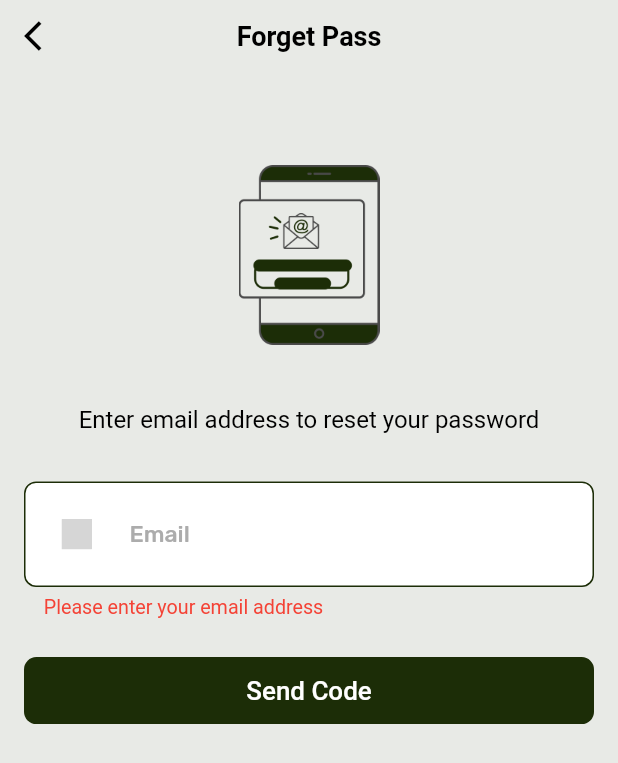
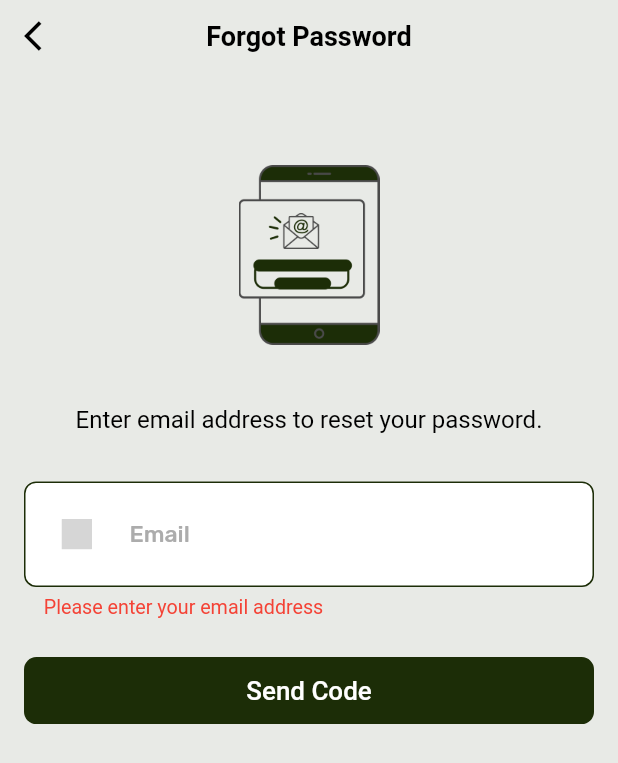
Before and after one commit to jahidulislam-hello/aljoscoIvanov, a Flutter app: the ForgotPasswordScreen screen opened directly, after a tap on "Send Code", on a phone screen of 412 x 824 dp. Shown: the top 763 px of the screen. Run offline on Flutter 3.47's test engine with Material 3 defaults, Android fonts, the phone set to English and light mode, and no system bars; our stand-ins replace confetti, flutter_screenutil, flutter_svg, get, google_fonts, image_picker and 4 more; accounts and stored records are empty; network calls fail; project files that could hold a hidden picture were left out; grey boxes are pictures that could not be loaded.

Commit message:
feat: add localization to auth screens and navbar

```diff
--- a/lib/core/navbar/navbar/navbar_screen.dart
+++ b/lib/core/navbar/navbar/navbar_screen.dart
@@ -6,6 +6,7 @@ import 'package:freshbite/features/meal_planner/meal_planner_new/meal_planner_al
 import 'package:freshbite/features/profile/profile/profile_screen/profile_screen.dart';
 import 'package:freshbite/features/recepies/recipes_search/recipes_search_screen/recipes_search_screen.dart';
 import 'package:freshbite/features/shopping_list/shopping/shopping_screen/shopping_screen.dart';
+import 'package:freshbite/localization/localization/localization_controller.dart';
 import 'package:get/get.dart';
 
 
@@ -45,35 +46,40 @@ class _BottomNavbarState extends State<BottomNavbar> {
           borderRadius: BorderRadius.circular(20),
           color: Colors.white,
         ),
-        child: Row(
+        child: GetBuilder<LocalizationController>(
+          builder: (localizationController) {
+            final isGerman = localizationController.locale.languageCode == 'de';
+            return Row(
               mainAxisAlignment: MainAxisAlignment.spaceEvenly,
               children: [
                 _buildNavItem(
-              activeImage: "assets/navbar/Home=v2.png",
-              passiveImage: "assets/navbar/Home=v1.png",
+                  activeImage: isGerman ? "assets/navbar/Home-gr-v1.png" : "assets/navbar/Home=v2.png",
+                  passiveImage: isGerman ? "assets/navbar/Home-gr-v2.png" : "assets/navbar/Home=v1.png",
                   index: 0,
                 ),
                 _buildNavItem(
-              activeImage: "assets/navbar/Grocery=v2.png",
-              passiveImage: "assets/navbar/Grocery=v1.png",
+                  activeImage: isGerman ? "assets/navbar/Grocery-gr-v1.png" : "assets/navbar/Grocery=v2.png",
+                  passiveImage: isGerman ? "assets/navbar/Grocery-gr-v2.png" : "assets/navbar/Grocery=v1.png",
                   index: 1,
                 ),
                 _buildNavItem(
-              activeImage: "assets/navbar/Plan=V2.png",
-              passiveImage: "assets/navbar/Plan=V1.png",
+                  activeImage: isGerman ? "assets/navbar/Plan-gr-v1.png" : "assets/navbar/Plan=V2.png",
+                  passiveImage: isGerman ? "assets/navbar/Plan-gr-v2.png" : "assets/navbar/Plan=V1.png",
                   index: 2,
                 ),
                 _buildNavItem(
-              activeImage: "assets/navbar/Recipes=v2.png",
-              passiveImage: "assets/navbar/Recipes=v1.png",
+                  activeImage: isGerman ? "assets/navbar/Recipes-gr-v1.png" : "assets/navbar/Recipes=v2.png",
+                  passiveImage: isGerman ? "assets/navbar/Recipes-gr-v2.png" : "assets/navbar/Recipes=v1.png",
                   index: 3,
                 ),
                 _buildNavItem(
-              activeImage: "assets/navbar/user=v2.png",
-              passiveImage: "assets/navbar/user=v1.png",
+                  activeImage: isGerman ? "assets/navbar/user-gr-v1.png" : "assets/navbar/user=v2.png",
+                  passiveImage: isGerman ? "assets/navbar/user-gr-v2.png" : "assets/navbar/user=v1.png",
                   index: 4,
                 ),
               ],
+            );
+          },
         ),
       ),
     );
@@ -90,18 +96,11 @@ class _BottomNavbarState extends State<BottomNavbar> {
         final isSelected = controller.currentIndex.value == index;
 
         return Container(
-          // decoration: BoxDecoration(
-          //   border: Border(
-          //     top: BorderSide(
-          //       color: isSelected ? const Color(0xFF1C2D07) : Colors.transparent,
-          //       width: 2,
-          //     ),
-          //   ),
-          // ),
           alignment: Alignment.center,
           child: Image.asset(
             isSelected ? activeImage : passiveImage,
-            height: 48,
+            height: isSelected ? 40 : 40,
+            width: isSelected ? 100 : 40,
             fit: BoxFit.contain,
           ),
         );
--- a/lib/features/auth/forget_password/forget_password_Screen/forget_email_screen.dart
+++ b/lib/features/auth/forget_password/forget_password_Screen/forget_email_screen.dart
@@ -38,9 +38,9 @@ class ForgotPasswordScreen extends StatelessWidget {
                   ),
 
                   /// Centered title
-                  const Text(
-                    "Forget Pass",
-                    style: TextStyle(
+                  Text(
+                    "Forgot Password".tr,
+                    style: const TextStyle(
                       color: Colors.black,
                       fontSize: 18,
                       fontWeight: FontWeight.w600,
@@ -71,11 +71,11 @@ class ForgotPasswordScreen extends StatelessWidget {
                     const SizedBox(height: 40),
 
                     /// Description
-                    const Center(
+                    Center(
                       child: Text(
-                        "Enter email address to reset your password",
+                        "Enter email address to reset your password.".tr,
                         textAlign: TextAlign.center,
-                        style: TextStyle(
+                        style: const TextStyle(
                           fontSize: 16,
                           color: Colors.black,
                         ),
@@ -87,7 +87,7 @@ class ForgotPasswordScreen extends StatelessWidget {
                     /// Email input
                     Obx(() => CustomTextField(
                       controller: controller.emailController,
-                      hintText: "Email",
+                      hintText: "Email".tr,
                       keyboardType: 'email',
                       errorText: controller.emailError.value,
                       prefixSvg: Padding(
@@ -107,7 +107,7 @@ class ForgotPasswordScreen extends StatelessWidget {
                     SizedBox(
                       width: double.infinity,
                       child: CustomTextButton(
-                        text: "Send Code",
+                        text: "Send Code".tr,
                         onTap: controller.forgetPass,
                       ),
                     ),
--- a/lib/features/auth/forget_password/forget_password_Screen/forget_setup_screen.dart
+++ b/lib/features/auth/forget_password/forget_password_Screen/forget_setup_screen.dart
@@ -47,9 +47,9 @@ class ResetPasswordScreen extends StatelessWidget {
                        child: const Icon(Icons.arrow_back_ios, color: Colors.black),
                      ),
                    ),
-                   const Text(
-                     "Reset Password",
-                     style: TextStyle(
+                   Text(
+                     "Reset Password".tr,
+                     style: const TextStyle(
                        color: Colors.black,
                        fontSize: 18,
                        fontWeight: FontWeight.w600,
@@ -75,7 +75,7 @@ class ResetPasswordScreen extends StatelessWidget {
                /// New Password Field
                Obx(() => CustomTextField(
                  controller: controller.newPasswordController,
-                 hintText: "Set New Password",
+                 hintText: "Set New Password".tr,
                  keyboardType: "visiblePassword",
                  errorText: controller.newPasswordError.value,
                )),
@@ -85,7 +85,7 @@ class ResetPasswordScreen extends StatelessWidget {
                /// Confirm Password Field
                Obx(() => CustomTextField(
                  controller: controller.confirmPasswordController,
-                 hintText: "Confirm New Password",
+                 hintText: "Confirm New Password".tr,
                  keyboardType: "visiblePassword",
                  errorText: controller.confirmPasswordError.value,
                )),
@@ -94,7 +94,7 @@ class ResetPasswordScreen extends StatelessWidget {
 
                /// Submit Button
                Obx(() => CustomTextButton(
-                 text: controller.isLoading.value ? "Resetting..." : "Submit Now",
+                 text: controller.isLoading.value ? "Resetting...".tr : "Submit Now".tr,
                  onTap: () {
                    if (!controller.isLoading.value) {
                      controller.resetPassword();
--- a/lib/features/splash/onboarding/onboarding_screen/onboarding_screen.dart
+++ b/lib/features/splash/onboarding/onboarding_screen/onboarding_screen.dart
@@ -55,7 +55,7 @@ class _OnboardingScreenState extends State<OnboardingScreen> {
                   ),
                   SizedBox(height: 10.h),
                   Text(
-                    'Wellcome to FreshBite !'.tr,
+                    'Welcome to freshbite !'.tr,
                     textAlign: TextAlign.center,
                     style: TextStyle(
                       fontFamily: 'Baste B', // your custom font
--- a/lib/localization/localization/app_translation.dart
+++ b/lib/localization/localization/app_translation.dart
@@ -48,8 +48,7 @@ class AppTranslations extends Translations {
       'Su': 'Su',
 
       // ==================== ONBOARDING ====================
-      'Welcome to FreshBite!': 'Welcome to FreshBite!',
-      'Wellcome to FreshBite !': 'Welcome to FreshBite!',
+      'Welcome to freshbite!': 'Welcome to freshbite!',
       'Log in to start cooking!': 'Log in to start cooking!',
       'Continue as Guest': 'Continue as Guest',
       'or': 'or',
@@ -637,8 +636,8 @@ class AppTranslations extends Translations {
       'Su': 'So',
 
       // ==================== ONBOARDING ====================
-      'Welcome to FreshBite!': 'Willkommen bei FreshBite!',
-      'Wellcome to FreshBite !': 'Willkommen bei FreshBite!',
+
+      'Welcome to freshbite !': 'Willkommen bei freshbite!',
       'Log in to start cooking!': 'Anmelden und loslegen!',
       'Continue as Guest': 'Als Gast fortfahren',
       'or': 'oder',
```
Also changed, not shown: lib/features/auth/forget_password/forget_password_Screen/forget_otp_screen.dart (+11 -11 lines), lib/features/auth/sign_in/signin_screen/signin_screen.dart (+17 -17 lines), lib/features/auth/sign_up/signUp_screen/signUp_screen.dart (+19 -19 lines), lib/features/shopping_list/edit_shopping_list/edit_shopping_list_controller/edit_shopping_list_controller.dart (+16 -11 lines), assets/navbar/Grocery-gr-v1.png (added), assets/navbar/Grocery-gr-v2.png (added), assets/navbar/Home-gr-v1.png (added), assets/navbar/Home-gr-v2.png (added), assets/navbar/Plan-gr-v1.png (added), assets/navbar/Plan-gr-v2.png (added), assets/navbar/Recipes-gr-v1.png (added), assets/navbar/Recipes-gr-v2.png (added), assets/navbar/user-gr-v1.png (added), assets/navbar/user-gr-v2.png (added). Lines whose indentation alone changed are shown as unchanged.
